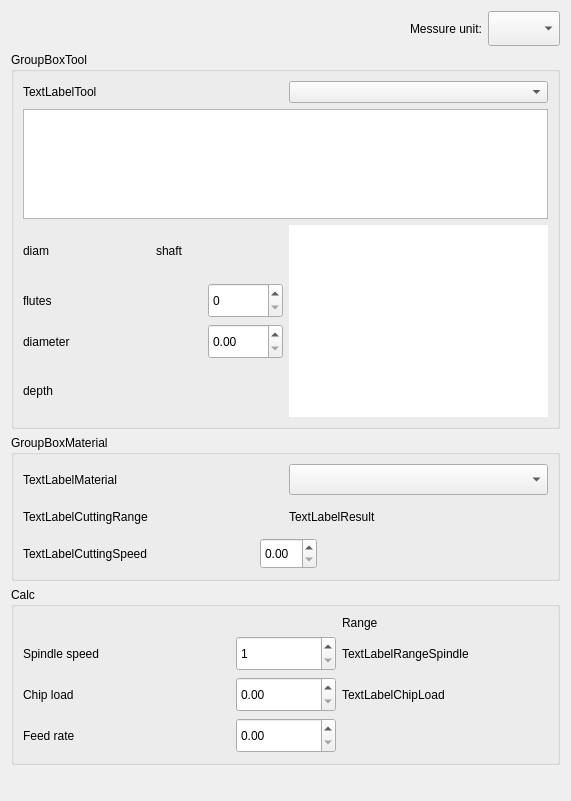
eduard-x/cnc-qt, file sources/forms/sMaterial.ui: the form before one commit.
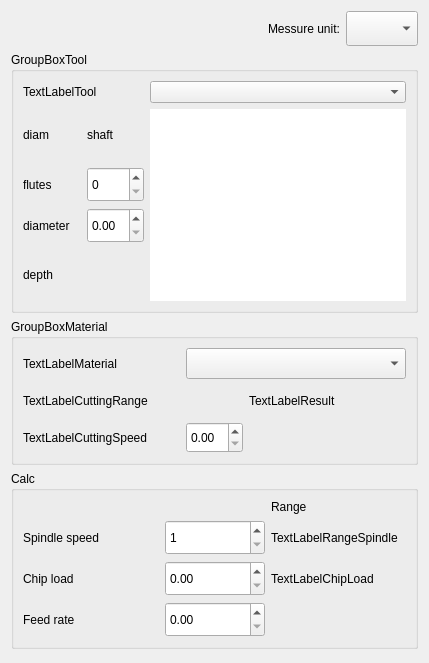
The form after the commit.

What changed in the file:
```diff
--- a/sources/forms/sMaterial.ui
+++ b/sources/forms/sMaterial.ui
@@ -6,21 +6,24 @@
    <rect>
     <x>0</x>
     <y>0</y>
-    <width>571</width>
-    <height>801</height>
+    <width>429</width>
+    <height>663</height>
    </rect>
   </property>
   <property name="windowTitle">
    <string>Form</string>
   </property>
-  <layout class="QVBoxLayout" name="verticalLayout">
-   <item>
+  <layout class="QGridLayout" name="gridLayout_3">
+   <item row="0" column="0">
     <layout class="QHBoxLayout" name="horizontalLayout">
      <item>
       <spacer name="horizontalSpacer">
        <property name="orientation">
         <enum>Qt::Horizontal</enum>
        </property>
+       <property name="sizeType">
+        <enum>QSizePolicy::MinimumExpanding</enum>
+       </property>
        <property name="sizeHint" stdset="0">
         <size>
          <width>40</width>
@@ -54,7 +57,7 @@
      </item>
     </layout>
    </item>
-   <item>
+   <item row="1" column="0">
     <widget class="QGroupBox" name="groupTool">
      <property name="sizePolicy">
       <sizepolicy hsizetype="Minimum" vsizetype="Minimum">
@@ -69,7 +72,72 @@
       <string>GroupBoxTool</string>
      </property>
      <layout class="QGridLayout" name="gridLayout">
-      <item row="2" column="1" rowspan="4">
+      <item row="0" column="0">
+       <widget class="QLabel" name="labelTool">
+        <property name="sizePolicy">
+         <sizepolicy hsizetype="MinimumExpanding" vsizetype="Preferred">
+          <horstretch>0</horstretch>
+          <verstretch>0</verstretch>
+         </sizepolicy>
+        </property>
+        <property name="accessibleDescription">
+         <string notr="true"/>
+        </property>
+        <property name="text">
+         <string>TextLabelTool</string>
+        </property>
+       </widget>
+      </item>
+      <item row="0" column="1">
+       <widget class="QComboBox" name="comboBoxTool">
+        <property name="sizePolicy">
+         <sizepolicy hsizetype="MinimumExpanding" vsizetype="Fixed">
+          <horstretch>0</horstretch>
+          <verstretch>0</verstretch>
+         </sizepolicy>
+        </property>
+        <property name="accessibleDescription">
+         <string notr="true"/>
+        </property>
+       </widget>
+      </item>
+      <item row="1" column="0">
+       <layout class="QHBoxLayout" name="horizontalLayout_5">
+        <item>
+         <widget class="QLabel" name="labelDiam">
+          <property name="sizePolicy">
+           <sizepolicy hsizetype="Minimum" vsizetype="Minimum">
+            <horstretch>0</horstretch>
+            <verstretch>0</verstretch>
+           </sizepolicy>
+          </property>
+          <property name="accessibleDescription">
+           <string notr="true"/>
+          </property>
+          <property name="text">
+           <string>diam</string>
+          </property>
+         </widget>
+        </item>
+        <item>
+         <widget class="QLabel" name="labelShaft">
+          <property name="sizePolicy">
+           <sizepolicy hsizetype="Minimum" vsizetype="Minimum">
+            <horstretch>0</horstretch>
+            <verstretch>0</verstretch>
+           </sizepolicy>
+          </property>
+          <property name="accessibleDescription">
+           <string notr="true"/>
+          </property>
+          <property name="text">
+           <string>shaft</string>
+          </property>
+         </widget>
+        </item>
+       </layout>
+      </item>
+      <item row="1" column="1" rowspan="4">
        <widget class="QGraphicsView" name="graphicsView">
         <property name="sizePolicy">
          <sizepolicy hsizetype="Minimum" vsizetype="Minimum">
@@ -106,68 +174,7 @@
         </property>
        </widget>
       </item>
-      <item row="1" column="0" colspan="2">
-       <widget class="QTextBrowser" name="textBrowser">
-        <property name="sizePolicy">
-         <sizepolicy hsizetype="Minimum" vsizetype="Minimum">
-          <horstretch>0</horstretch>
-          <verstretch>0</verstretch>
-         </sizepolicy>
-        </property>
-        <property name="minimumSize">
-         <size>
-          <width>0</width>
-          <height>50</height>
-         </size>
-        </property>
-        <property name="maximumSize">
-         <size>
-          <width>16777215</width>
-          <height>110</height>
-         </size>
-        </property>
-        <property name="accessibleDescription">
-         <string notr="true"/>
-        </property>
-       </widget>
-      </item>
       <item row="2" column="0">
-       <layout class="QHBoxLayout" name="horizontalLayout_5">
-        <item>
-         <widget class="QLabel" name="labelDiam">
-          <property name="sizePolicy">
-           <sizepolicy hsizetype="Minimum" vsizetype="Minimum">
-            <horstretch>0</horstretch>
-            <verstretch>0</verstretch>
-           </sizepolicy>
-          </property>
-          <property name="accessibleDescription">
-           <string notr="true"/>
-          </property>
-          <property name="text">
-           <string>diam</string>
-          </property>
-         </widget>
-        </item>
-        <item>
-         <widget class="QLabel" name="labelShaft">
-          <property name="sizePolicy">
-           <sizepolicy hsizetype="Minimum" vsizetype="Minimum">
-            <horstretch>0</horstretch>
-            <verstretch>0</verstretch>
-           </sizepolicy>
-          </property>
-          <property name="accessibleDescription">
-           <string notr="true"/>
-          </property>
-          <property name="text">
-           <string>shaft</string>
-          </property>
-         </widget>
-        </item>
-       </layout>
-      </item>
-      <item row="3" column="0">
        <layout class="QHBoxLayout" name="horizontalLayout_2">
         <item>
          <widget class="QLabel" name="labelFlutes">
@@ -203,7 +210,7 @@
         </item>
        </layout>
       </item>
-      <item row="4" column="0">
+      <item row="3" column="0">
        <layout class="QHBoxLayout" name="horizontalLayout_3">
         <item>
          <widget class="QLabel" name="labelDiameter">
@@ -239,40 +246,7 @@
         </item>
        </layout>
       </item>
-      <item row="0" column="0" colspan="2">
-       <layout class="QHBoxLayout" name="horizontalLayout_4">
-        <item>
-         <widget class="QLabel" name="labelTool">
-          <property name="sizePolicy">
-           <sizepolicy hsizetype="MinimumExpanding" vsizetype="Preferred">
-            <horstretch>0</horstretch>
-            <verstretch>0</verstretch>
-           </sizepolicy>
-          </property>
-          <property name="accessibleDescription">
-           <string notr="true"/>
-          </property>
-          <property name="text">
-           <string>TextLabelTool</string>
-          </property>
-         </widget>
-        </item>
-        <item>
-         <widget class="QComboBox" name="comboBoxTool">
-          <property name="sizePolicy">
-           <sizepolicy hsizetype="MinimumExpanding" vsizetype="Fixed">
-            <horstretch>0</horstretch>
-            <verstretch>0</verstretch>
-           </sizepolicy>
-          </property>
-          <property name="accessibleDescription">
-           <string notr="true"/>
-          </property>
-         </widget>
-        </item>
-       </layout>
-      </item>
-      <item row="5" column="0">
+      <item row="4" column="0">
        <widget class="QLabel" name="labelDepth">
         <property name="sizePolicy">
          <sizepolicy hsizetype="Minimum" vsizetype="Minimum">
@@ -291,7 +265,7 @@
      </layout>
     </widget>
    </item>
-   <item>
+   <item row="2" column="0">
     <widget class="QGroupBox" name="groupMaterial">
      <property name="sizePolicy">
       <sizepolicy hsizetype="Minimum" vsizetype="Minimum">
@@ -306,48 +280,7 @@
       <string>GroupBoxMaterial</string>
      </property>
      <layout class="QGridLayout" name="gridLayout_2">
-      <item row="0" column="0">
-       <layout class="QHBoxLayout" name="horizontalLayout_6">
-        <item>
-         <widget class="QLabel" name="labelMaterial">
-          <property name="sizePolicy">
-           <sizepolicy hsizetype="Minimum" vsizetype="Preferred">
-            <horstretch>0</horstretch>
-            <verstretch>0</verstretch>
-           </sizepolicy>
-          </property>
-          <property name="minimumSize">
-           <size>
-            <width>0</width>
-            <height>31</height>
-           </size>
-          </property>
-          <property name="accessibleDescription">
-           <string notr="true"/>
-          </property>
-          <property name="text">
-           <string>TextLabelMaterial</string>
-          </property>
-         </widget>
-        </item>
-        <item>
-         <widget class="QComboBox" name="comboMaterial">
-          <property name="sizePolicy">
-           <sizepolicy hsizetype="Minimum" vsizetype="Minimum">
-            <horstretch>0</horstretch>
-            <verstretch>0</verstretch>
-           </sizepolicy>
-          </property>
-          <property name="accessibleDescription">
-           <string notr="true"/>
-          </property>
-         </widget>
-        </item>
-       </layout>
-      </item>
       <item row="1" column="0">
-       <layout class="QHBoxLayout" name="horizontalLayout_7">
-        <item>
          <widget class="QLabel" name="labelCuttingRange">
           <property name="sizePolicy">
            <sizepolicy hsizetype="Minimum" vsizetype="Minimum">
@@ -369,10 +302,10 @@
           </property>
          </widget>
         </item>
-        <item>
-         <widget class="QLabel" name="label_2">
+      <item row="0" column="0">
+       <widget class="QLabel" name="labelMaterial">
           <property name="sizePolicy">
-           <sizepolicy hsizetype="Minimum" vsizetype="Minimum">
+         <sizepolicy hsizetype="Minimum" vsizetype="Preferred">
             <horstretch>0</horstretch>
             <verstretch>0</verstretch>
            </sizepolicy>
@@ -387,15 +320,27 @@
            <string notr="true"/>
           </property>
           <property name="text">
-           <string>TextLabelResult</string>
+         <string>TextLabelMaterial</string>
           </property>
          </widget>
         </item>
-       </layout>
+      <item row="2" column="1">
+       <widget class="QDoubleSpinBox" name="doubleSpinCutting">
+        <property name="sizePolicy">
+         <sizepolicy hsizetype="Minimum" vsizetype="Minimum">
+          <horstretch>0</horstretch>
+          <verstretch>0</verstretch>
+         </sizepolicy>
+        </property>
+        <property name="minimumSize">
+         <size>
+          <width>0</width>
+          <height>31</height>
+         </size>
+        </property>
+       </widget>
       </item>
       <item row="2" column="0">
-       <layout class="QHBoxLayout" name="horizontalLayout_8">
-        <item>
          <widget class="QLabel" name="labelCuttingSpeed">
           <property name="sizePolicy">
            <sizepolicy hsizetype="MinimumExpanding" vsizetype="Minimum">
@@ -417,30 +362,11 @@
           </property>
          </widget>
         </item>
-        <item>
-         <widget class="QDoubleSpinBox" name="doubleSpinCutting">
-          <property name="sizePolicy">
-           <sizepolicy hsizetype="Minimum" vsizetype="Minimum">
-            <horstretch>0</horstretch>
-            <verstretch>0</verstretch>
-           </sizepolicy>
-          </property>
-          <property name="minimumSize">
-           <size>
-            <width>0</width>
-            <height>31</height>
-           </size>
-          </property>
-         </widget>
-        </item>
-        <item>
+      <item row="2" column="2">
          <spacer name="horizontalSpacer_2">
           <property name="orientation">
            <enum>Qt::Horizontal</enum>
           </property>
-          <property name="sizeType">
-           <enum>QSizePolicy::MinimumExpanding</enum>
-          </property>
           <property name="sizeHint" stdset="0">
            <size>
             <width>40</width>
@@ -449,12 +375,45 @@
           </property>
          </spacer>
         </item>
-       </layout>
+      <item row="1" column="2">
+       <widget class="QLabel" name="label_2">
+        <property name="sizePolicy">
+         <sizepolicy hsizetype="Minimum" vsizetype="Minimum">
+          <horstretch>0</horstretch>
+          <verstretch>0</verstretch>
+         </sizepolicy>
+        </property>
+        <property name="minimumSize">
+         <size>
+          <width>0</width>
+          <height>31</height>
+         </size>
+        </property>
+        <property name="accessibleDescription">
+         <string notr="true"/>
+        </property>
+        <property name="text">
+         <string>TextLabelResult</string>
+        </property>
+       </widget>
       </item>
+      <item row="0" column="1" colspan="2">
+       <widget class="QComboBox" name="comboMaterial">
+        <property name="sizePolicy">
+         <sizepolicy hsizetype="Minimum" vsizetype="Minimum">
+          <horstretch>0</horstretch>
+          <verstretch>0</verstretch>
+         </sizepolicy>
+        </property>
+        <property name="accessibleDescription">
+         <string notr="true"/>
+        </property>
+       </widget>
+      </item>
      </layout>
     </widget>
    </item>
-   <item>
+   <item row="3" column="0">
     <widget class="QGroupBox" name="groupCalc">
      <property name="sizePolicy">
       <sizepolicy hsizetype="Minimum" vsizetype="Minimum">
@@ -634,7 +593,7 @@
      </layout>
     </widget>
    </item>
-   <item>
+   <item row="4" column="0">
     <spacer name="verticalSpacer_3">
      <property name="orientation">
       <enum>Qt::Vertical</enum>
```
Lines whose indentation alone changed are shown as unchanged.
